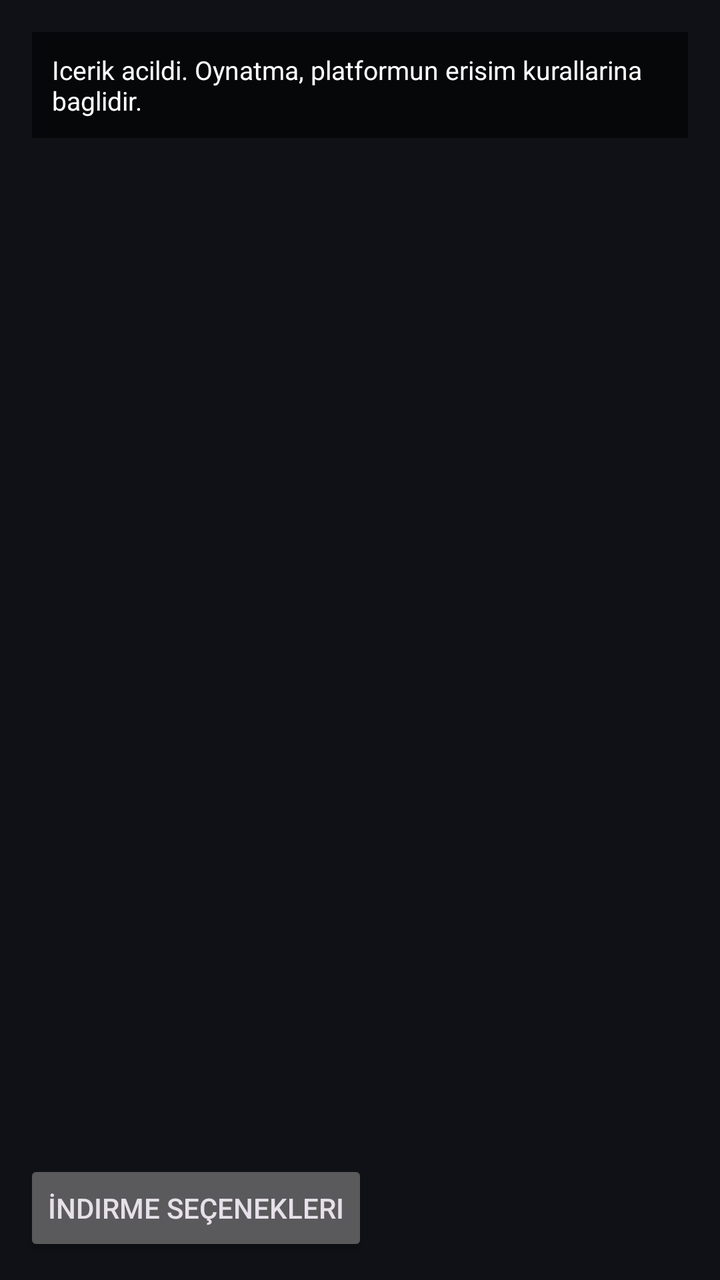
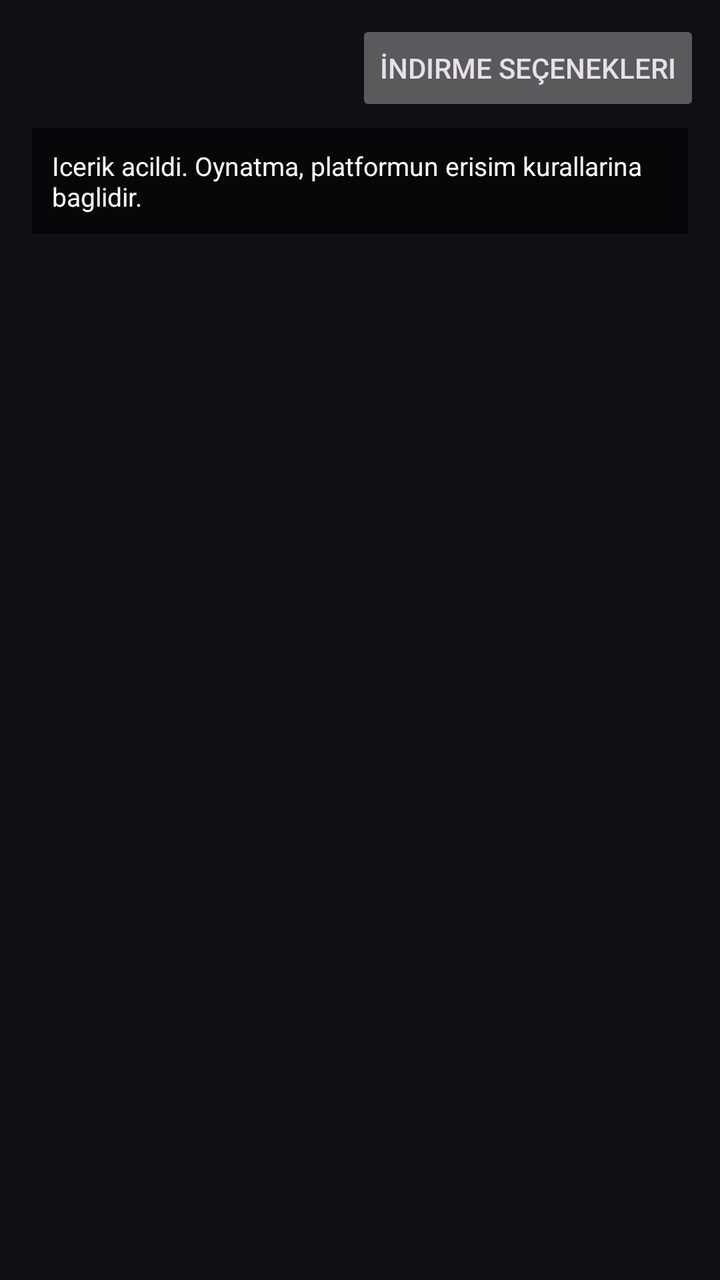

Compare the two renders of this Android layout. The source of the first and the diff that turns it into the second are given below.
<!-- AndroidManifest.xml: application theme Theme.LinkViewer -->
<!-- res/layout/fragment_player.xml -->
<?xml version="1.0" encoding="utf-8"?>
<FrameLayout xmlns:android="http://schemas.android.com/apk/res/android"
    android:layout_width="match_parent"
    android:layout_height="match_parent"
    android:background="#101116">
    <androidx.media3.ui.PlayerView
        android:id="@+id/player_view"
        android:layout_width="match_parent"
        android:layout_height="match_parent"
        android:visibility="gone" />
    <ImageButton
        android:id="@+id/pip_button"
        android:layout_width="48dp"
        android:layout_height="48dp"
        android:layout_gravity="bottom|end"
        android:layout_margin="12dp"
        android:background="@android:color/transparent"
        android:contentDescription="@string/nav_media"
        android:src="@android:drawable/ic_menu_view"
        android:tint="@android:color/white"
        android:visibility="gone" />
    <Button
        android:id="@+id/options_button"
        android:layout_width="wrap_content"
        android:layout_height="wrap_content"
        android:layout_gravity="bottom|start"
        android:layout_margin="12dp"
        android:text="İndirme seçenekleri" />
    <TextView
        android:id="@+id/player_status"
        android:layout_width="match_parent"
        android:layout_height="wrap_content"
        android:layout_gravity="top|center_horizontal"
        android:layout_margin="16dp"
        android:background="#99000000"
        android:padding="10dp"
        android:text="@string/main_status_ready"
        android:textSize="13sp"
        android:textColor="@android:color/white"
        android:visibility="visible" />
</FrameLayout>
<!-- resources referenced by this layout -->
<resources>
  <string name="main_status_ready">Icerik acildi. Oynatma, platformun erisim kurallarina baglidir.</string>
  <string name="nav_media">Medya</string>
  <color name="colorPrimary">#7B4F9E</color>
  <color name="colorPrimaryDark">#6B408A</color>
  <color name="colorOnPrimary">#FFFFFF</color>
  <color name="amoledPanel">#252932</color>
  <color name="textPrimary">#E0E0E0</color>
  <color name="colorSecondary">#64B5F6</color>
  <color name="colorOnSecondary">#1A237E</color>
  <color name="colorSecondaryContainer">#E3F2FD</color>
  <color name="amoledBlack">#000000</color>
  <color name="colorSurface">#12141A</color>
  <color name="colorSurfaceVariant">#21262C</color>
  <color name="colorOnSurface">#E0E0E0</color>
  <color name="colorOnSurfaceVariant">#888888</color>
  <color name="colorBackground">#12141A</color>
  <color name="colorError">#FF5252</color>
  <color name="colorErrorContainer">#FFCDD2</color>
  <color name="divider">#333333</color>
  <style name="ShapeAppearance.LinkViewer.Small" parent="ShapeAppearance.Material3.SmallComponent">
          <item name="cornerFamily">rounded</item>
          <item name="cornerSize">8dp</item>
      </style>
  <style name="ShapeAppearance.LinkViewer.Medium" parent="ShapeAppearance.Material3.MediumComponent">
          <item name="cornerFamily">rounded</item>
          <item name="cornerSize">12dp</item>
      </style>
  <style name="ShapeAppearance.LinkViewer.Large" parent="ShapeAppearance.Material3.LargeComponent">
          <item name="cornerFamily">rounded</item>
          <item name="cornerSize">16dp</item>
      </style>
  <!-- unchanged entries left out for length: 1 -->
</resources>

<!-- the commit's change to res/layout/fragment_player.xml (unified diff, before → after) -->
@@ -1,37 +1,49 @@
 <?xml version="1.0" encoding="utf-8"?>
 <FrameLayout xmlns:android="http://schemas.android.com/apk/res/android"
+    xmlns:app="http://schemas.android.com/apk/res-auto"
     android:layout_width="match_parent"
     android:layout_height="match_parent"
     android:background="#101116">
+
     <androidx.media3.ui.PlayerView
         android:id="@+id/player_view"
         android:layout_width="match_parent"
         android:layout_height="match_parent"
-        android:visibility="gone" />
+        android:visibility="gone"
+        app:use_controller="true"
+        app:controller_auto_show="true"
+        app:controller_show_timeout="5000"
+        app:show_buffering="when_playing"
+        app:resize_mode="fit" />
+
     <ImageButton
         android:id="@+id/pip_button"
-        android:layout_width="48dp"
-        android:layout_height="48dp"
-        android:layout_gravity="bottom|end"
-        android:layout_margin="12dp"
-        android:background="@android:color/transparent"
+        android:layout_width="44dp"
+        android:layout_height="44dp"
+        android:layout_gravity="top|start"
+        android:layout_margin="10dp"
+        android:background="#66000000"
         android:contentDescription="@string/nav_media"
         android:src="@android:drawable/ic_menu_view"
         android:tint="@android:color/white"
         android:visibility="gone" />
+
     <Button
         android:id="@+id/options_button"
         android:layout_width="wrap_content"
         android:layout_height="wrap_content"
-        android:layout_gravity="bottom|start"
-        android:layout_margin="12dp"
+        android:layout_gravity="top|end"
+        android:layout_margin="10dp"
         android:text="İndirme seçenekleri" />
+
     <TextView
         android:id="@+id/player_status"
         android:layout_width="match_parent"
         android:layout_height="wrap_content"
         android:layout_gravity="top|center_horizontal"
-        android:layout_margin="16dp"
+        android:layout_marginTop="64dp"
+        android:layout_marginStart="16dp"
+        android:layout_marginEnd="16dp"
         android:background="#99000000"
         android:padding="10dp"
         android:text="@string/main_status_ready"
